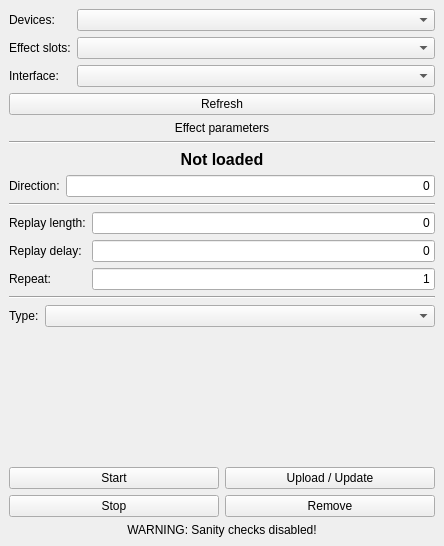
MadCatX/FFBChecker, file mainwindow.ui: the form before one commit.
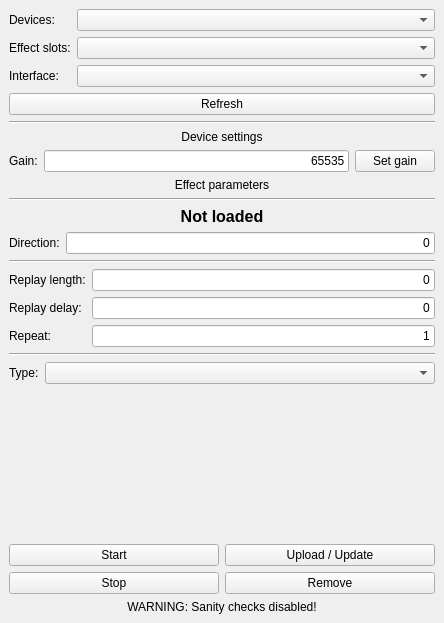
The form after the commit.

Commit message: Add an option to adjust overall gain

Diff of the .ui file:
```diff
--- a/mainwindow.ui
+++ b/mainwindow.ui
@@ -7,7 +7,7 @@
     <x>0</x>
     <y>0</y>
     <width>444</width>
-    <height>546</height>
+    <height>623</height>
    </rect>
   </property>
   <property name="windowTitle">
@@ -60,6 +60,51 @@
       </item>
      </layout>
     </item>
+    <item>
+     <widget class="Line" name="line_4">
+      <property name="orientation">
+       <enum>Qt::Horizontal</enum>
+      </property>
+     </widget>
+    </item>
+    <item>
+     <widget class="QLabel" name="ql_deviceSettings">
+      <property name="text">
+       <string>Device settings</string>
+      </property>
+      <property name="alignment">
+       <set>Qt::AlignCenter</set>
+      </property>
+     </widget>
+    </item>
+    <item>
+     <layout class="QGridLayout" name="gridLayout_2">
+      <item row="0" column="1">
+       <widget class="QLineEdit" name="qle_gain">
+        <property name="text">
+         <string>65535</string>
+        </property>
+        <property name="alignment">
+         <set>Qt::AlignRight|Qt::AlignTrailing|Qt::AlignVCenter</set>
+        </property>
+       </widget>
+      </item>
+      <item row="0" column="0">
+       <widget class="QLabel" name="ql_gain">
+        <property name="text">
+         <string>Gain:</string>
+        </property>
+       </widget>
+      </item>
+      <item row="0" column="2">
+       <widget class="QPushButton" name="qpb_setGain">
+        <property name="text">
+         <string>Set gain</string>
+        </property>
+       </widget>
+      </item>
+     </layout>
+    </item>
     <item>
      <widget class="QLabel" name="ql_effectParameters">
       <property name="sizePolicy">
```
The commit also changes 7 other files.
